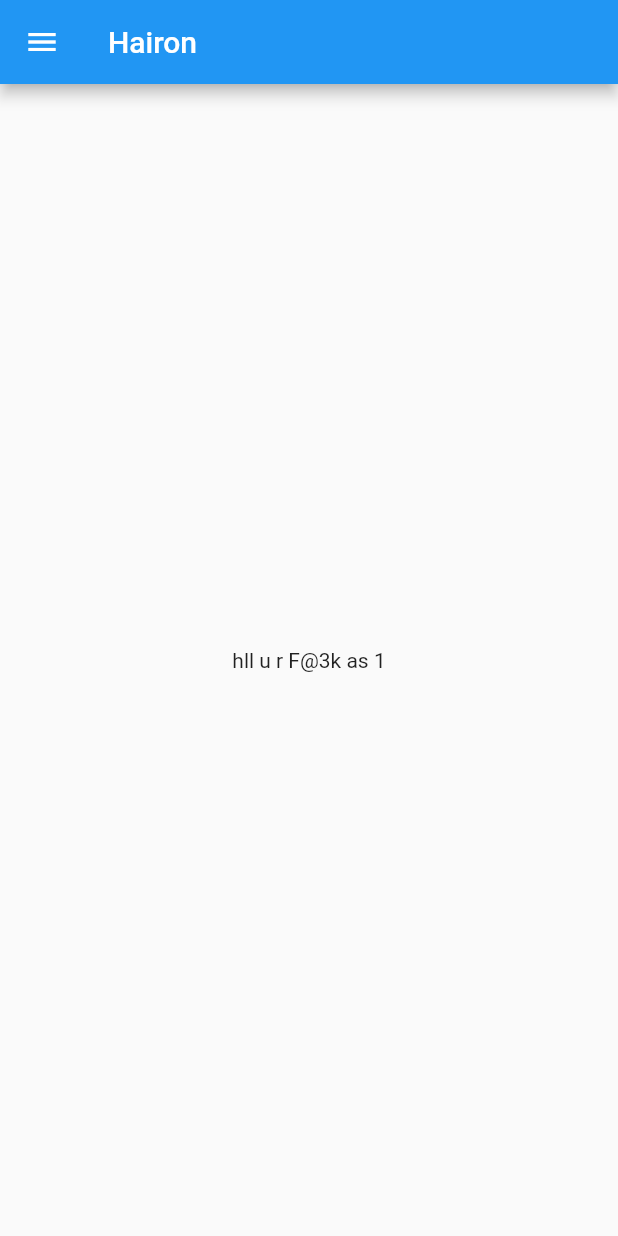
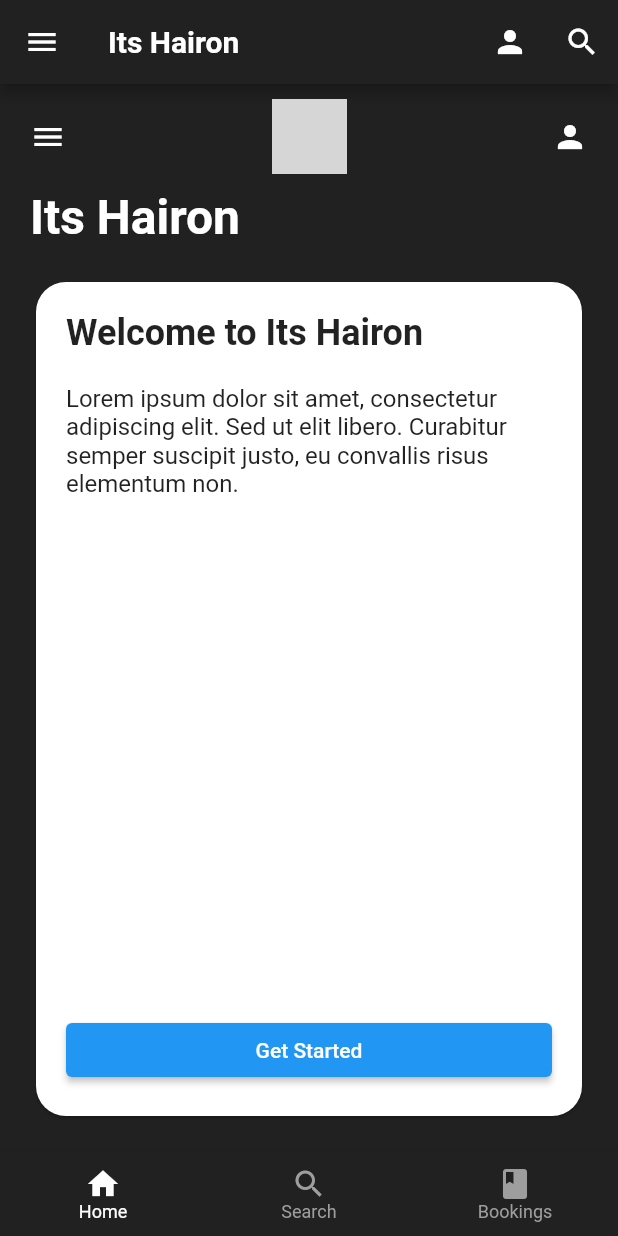
Before and after one commit to sanyogsr/Flut_app, a Flutter app: the screen it shows after launch, on a phone screen of 412 x 824 dp. Run offline on Flutter 3.47's test engine with Material 2 defaults, Android fonts, the phone set to English and light mode, and no system bars; grey boxes are pictures that could not be loaded.

Commit message:
new homme

```diff
--- a/lib/main.dart
+++ b/lib/main.dart
@@ -1,19 +1,155 @@
 import 'package:flutter/material.dart';
-import 'package:practice/Home.dart';
 
 void main() {
   runApp(MyApp());
 }
 
 class MyApp extends StatelessWidget {
-  // const MyApp({Key? key}) : super(key: key);
+  @override
+  Widget build(BuildContext context) {
+    return MaterialApp(
+      home: MediaQuery(
+        data: MediaQueryData(),
+        child: HomeScreen(),
+      ),
+    );
+  }
+}
+
+class HomeScreen extends StatefulWidget {
+  @override
+  _HomeScreenState createState() => _HomeScreenState();
+}
+
+class _HomeScreenState extends State<HomeScreen>
+    with SingleTickerProviderStateMixin {
+  late TabController _tabController;
+
+  @override
+  void initState() {
+    super.initState();
+    _tabController = TabController(length: 3, vsync: this);
+  }
 
   @override
   Widget build(BuildContext context) {
-    // int days = 30;
-
-    return MaterialApp(
-      home: Home()
-       );
+    return Scaffold(
+      backgroundColor: Colors.grey[900], // dark mode background color
+      appBar: AppBar(
+        backgroundColor: Colors.grey[900], // dark mode background color
+        leading: IconButton(
+          icon: Icon(Icons.menu),
+          onPressed: () {},
+        ),
+        title: Text(
+          'Its Hairon',
+          style: TextStyle(
+            fontSize: 20.0,
+            fontWeight: FontWeight.bold,
+          ),
+        ),
+        actions: [
+          IconButton(
+            icon: Icon(Icons.person),
+            onPressed: () {},
+          ),
+          IconButton(
+            icon: Icon(Icons.search),
+            onPressed: () {},
+          ),
+        ],
+      ),
+      body: Column(
+        crossAxisAlignment: CrossAxisAlignment.stretch,
+        children: [
+          Padding(
+            padding:
+                const EdgeInsets.symmetric(horizontal: 20.0, vertical: 10.0),
+            child: Row(
+              mainAxisAlignment: MainAxisAlignment.spaceBetween,
+              children: [
+                Icon(Icons.menu, color: Colors.white),
+                Image.asset(
+                  'assets/logo.png', // replace with your logo asset path
+                  height: 50.0,
+                  width: 50.0,
+                ),
+                Icon(Icons.person, color: Colors.white),
+              ],
+            ),
+          ),
+          Padding(
+            padding: const EdgeInsets.symmetric(horizontal: 20.0),
+            child: Text(
+              'Its Hairon',
+              style: TextStyle(
+                fontSize: 32.0,
+                fontWeight: FontWeight.bold,
+                color: Colors.white,
+              ),
+            ),
+          ),
+          Expanded(
+            child: Padding(
+              padding: const EdgeInsets.all(20.0),
+              child: Card(
+                shape: RoundedRectangleBorder(
+                  borderRadius: BorderRadius.circular(20.0),
+                ),
+                child: Padding(
+                  padding: const EdgeInsets.all(20.0),
+                  child: Column(
+                    crossAxisAlignment: CrossAxisAlignment.stretch,
+                    children: [
+                      Text(
+                        'Welcome to Its Hairon',
+                        style: TextStyle(
+                          fontSize: 24.0,
+                          fontWeight: FontWeight.bold,
+                        ),
+                      ),
+                      SizedBox(height: 20.0),
+                      Text(
+                        'Lorem ipsum dolor sit amet, consectetur adipiscing elit. Sed ut elit libero. Curabitur semper suscipit justo, eu convallis risus elementum non.',
+                        style: TextStyle(fontSize: 16.0),
+                      ),
+                      Spacer(),
+                      ElevatedButton(
+                        onPressed: () {},
+                        child: Text('Get Started'),
+                      ),
+                    ],
+                  ),
+                ),
+              ),
+            ),
+          ),
+        ],
+      ),
+      bottomNavigationBar: BottomNavigationBar(
+        backgroundColor: Colors.grey[900], // dark mode
+        selectedItemColor: Colors.white,
+        unselectedItemColor: Colors.grey,
+        selectedFontSize: 12.0,
+        unselectedFontSize: 12.0,
+        type: BottomNavigationBarType.fixed,
+        currentIndex: 0,
+        onTap: (index) {},
+        items: [
+          BottomNavigationBarItem(
+            icon: Icon(Icons.home),
+            label: 'Home',
+          ),
+          BottomNavigationBarItem(
+            icon: Icon(Icons.search),
+            label: 'Search',
+          ),
+          BottomNavigationBarItem(
+            icon: Icon(Icons.book),
+            label: 'Bookings',
+          ),
+        ],
+      ),
+    );
   }
 }
--- a/lib/Home.dart
+++ b/lib/pages/Home.dart
@@ -1,23 +1,14 @@
 import 'package:flutter/material.dart';
 
-void main() {
-  runApp(Home());
-}
-
 class Home extends StatelessWidget {
-  int day = 1;
   @override
   Widget build(BuildContext context) {
     return Scaffold(
       appBar: AppBar(
         title: Text("Hairon"),
       ),
-      body: Material(
-        child: Center(
-          child: Container(
-            child: Text("hll u r F@3k as $day"),
-          ),
-        ),
+      body: Center(
+        child: Text("I'm  Bloody Fooking Peaky Blinders"),
       ),
       drawer: Drawer(),
     );
```
Also changed, not shown: pubspec.yaml (+3 -5 lines).
